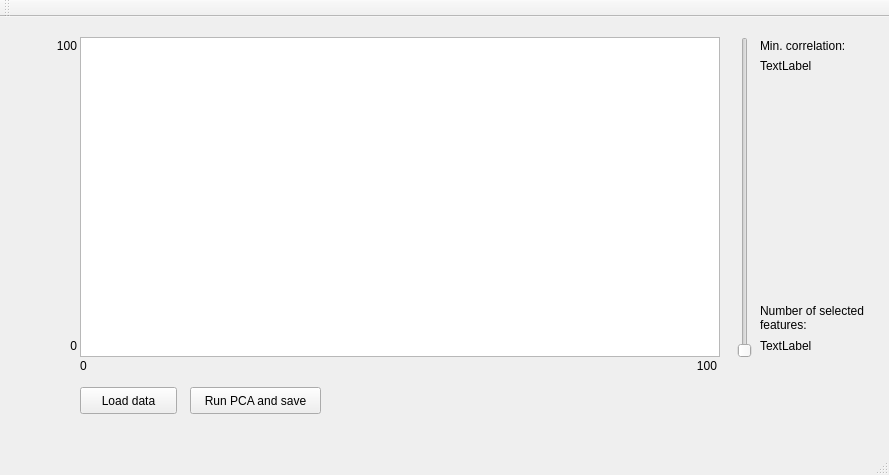
The window that mainwindow.ui (rgrivero/pca-solver) describes before a commit, drawn with Qt 5.
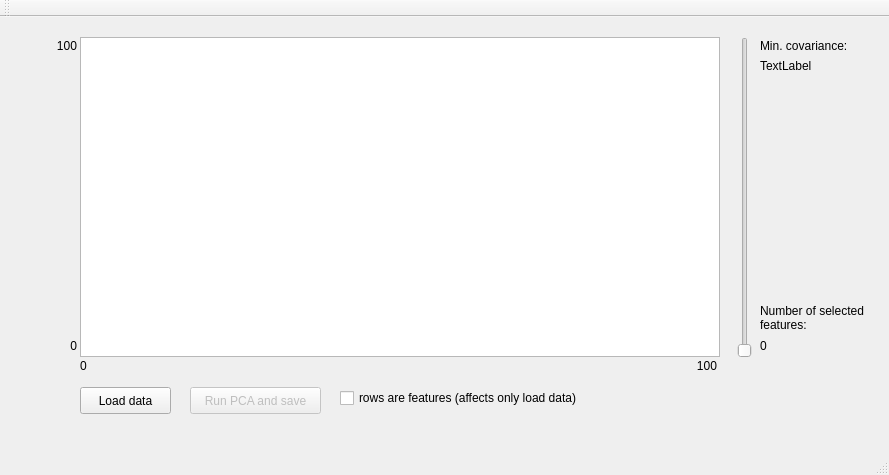
The same window after the commit.

Patch:
```diff
--- a/mainwindow.ui
+++ b/mainwindow.ui
@@ -51,7 +51,7 @@
      <rect>
       <x>760</x>
       <y>40</y>
-      <width>67</width>
+      <width>121</width>
       <height>17</height>
      </rect>
     </property>
@@ -64,12 +64,12 @@
      <rect>
       <x>760</x>
       <y>320</y>
-      <width>67</width>
+      <width>121</width>
       <height>17</height>
      </rect>
     </property>
     <property name="text">
-     <string>TextLabel</string>
+     <string>0</string>
     </property>
    </widget>
    <widget class="QPushButton" name="loadDataButton">
@@ -77,7 +77,7 @@
      <rect>
       <x>80</x>
       <y>370</y>
-      <width>97</width>
+      <width>91</width>
       <height>27</height>
      </rect>
     </property>
@@ -159,7 +159,7 @@
      </rect>
     </property>
     <property name="text">
-     <string>Min. correlation:</string>
+     <string>Min. covariance:</string>
     </property>
    </widget>
    <widget class="QLabel" name="selectedFeaturesNumLabel">
@@ -179,6 +179,9 @@
     </property>
    </widget>
    <widget class="QPushButton" name="saveDataButton">
+    <property name="enabled">
+     <bool>false</bool>
+    </property>
     <property name="geometry">
      <rect>
       <x>190</x>
@@ -191,6 +194,19 @@
      <string>Run PCA and save</string>
     </property>
    </widget>
+   <widget class="QCheckBox" name="rowsCheckBox">
+    <property name="geometry">
+     <rect>
+      <x>340</x>
+      <y>370</y>
+      <width>311</width>
+      <height>22</height>
+     </rect>
+    </property>
+    <property name="text">
+     <string>rows are features (affects only load data)</string>
+    </property>
+   </widget>
   </widget>
   <widget class="QMenuBar" name="menuBar">
    <property name="geometry">
```
Left out of the diff: 5 changed lines with no effect on the pictures.
